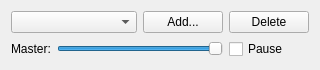
The window that MusicCtrlUi.ui (Veggie13/Genesis1) describes before a commit, drawn with Qt 5.
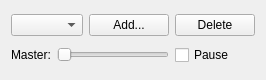
The same window after the commit.

```diff
--- a/MusicCtrlUi.ui
+++ b/MusicCtrlUi.ui
@@ -5,27 +5,18 @@
    <rect>
     <x>0</x>
     <y>0</y>
-    <width>320</width>
-    <height>70</height>
+    <width>100</width>
+    <height>80</height>
    </rect>
   </property>
-  <property name="sizePolicy" >
-   <sizepolicy vsizetype="Fixed" hsizetype="Fixed" >
-    <horstretch>0</horstretch>
-    <verstretch>0</verstretch>
-   </sizepolicy>
-  </property>
   <property name="minimumSize" >
    <size>
-    <width>320</width>
-    <height>70</height>
+    <width>0</width>
+    <height>80</height>
    </size>
   </property>
-  <property name="maximumSize" >
-   <size>
-    <width>320</width>
-    <height>70</height>
-   </size>
+  <property name="windowTitle" >
+   <string>Music</string>
   </property>
   <layout class="QGridLayout" >
    <item row="0" column="0" >
@@ -78,9 +69,6 @@
        <property name="maximum" >
         <number>100</number>
        </property>
-       <property name="value" >
-        <number>100</number>
-       </property>
        <property name="orientation" >
         <enum>Qt::Horizontal</enum>
        </property>
```
